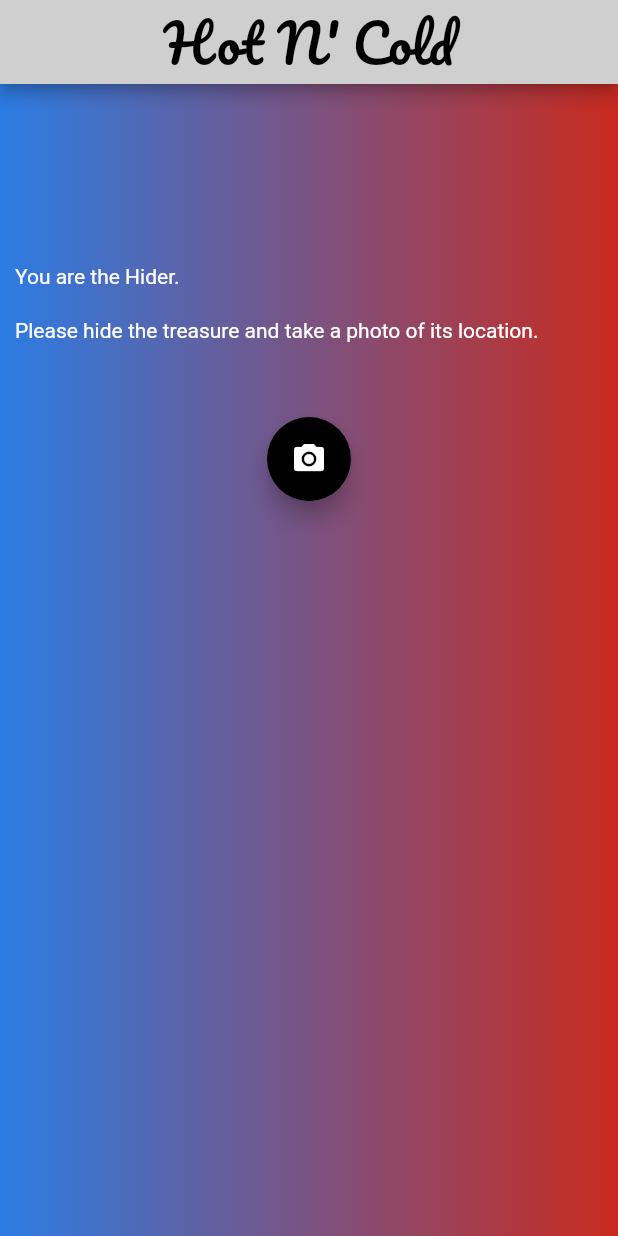
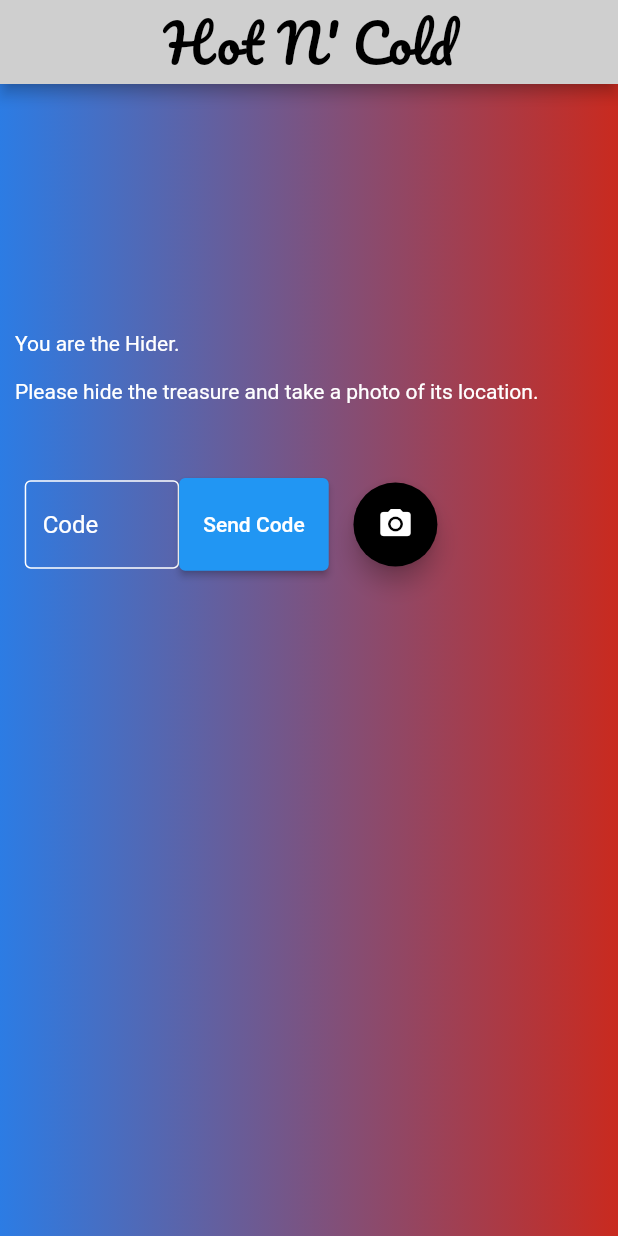
Before and after one commit to pclmatos/scmu-tp, a Flutter app: the Hider screen opened directly, on a phone screen of 412 x 824 dp. Run offline on Flutter 3.47's test engine with Material 2 defaults, Android fonts, the phone set to English and light mode, and no system bars; our stand-ins replace camera, firebase_auth, firebase_core, flutter_bluetooth_serial, geolocator, google_fonts; accounts and stored records are empty.

Commit message:
started bluetooth comms

```diff
--- a/lib/pages/game_room.dart
+++ b/lib/pages/game_room.dart
@@ -53,7 +53,7 @@ class GameRoom extends StatelessWidget {
                                     color: Colors.white,
                                     fontSize:
                                         MediaQuery.of(context).size.width *
-                                            0.05),
+                                            0.04),
                                 '${player.email}       ${player.state}'),
                           )
                       ],
--- a/lib/pages/in_game/hider.dart
+++ b/lib/pages/in_game/hider.dart
@@ -3,6 +3,7 @@
 import 'package:camera/camera.dart';
 import 'package:flutter/material.dart';
 import 'package:hotncold/pages/in_game/camera.dart';
+import 'package:hotncold/pages/tools/esp_comm.dart';
 import 'package:hotncold/pages/tools/header.dart';
 import 'package:hotncold/pages/tools/background.dart';
 
@@ -28,6 +29,9 @@ class _HiderState extends State<Hider> {
 
   @override
   Widget build(BuildContext context) {
+    TextEditingController codeController = TextEditingController();
+    String code = '';
+
     return Scaffold(
       appBar: header(context, false),
       body: Container(
@@ -36,21 +40,52 @@ class _HiderState extends State<Hider> {
           child: Column(
             crossAxisAlignment: CrossAxisAlignment.start,
             children: <Widget>[
-              const SizedBox(
-                height: 120,
+              SizedBox(
+                height: MediaQuery.of(context).size.height * 0.2,
               ),
               print('You are the Hider.'),
-              const SizedBox(
-                height: 20,
+              SizedBox(
+                height: MediaQuery.of(context).size.height * 0.02,
               ),
               print(
                   'Please hide the treasure and take a photo of its location.'),
-              const SizedBox(
-                height: 50,
+              SizedBox(
+                height: MediaQuery.of(context).size.height * 0.06,
               ),
               Row(
-                mainAxisAlignment: MainAxisAlignment.center,
+                mainAxisAlignment: MainAxisAlignment.start,
                 children: [
+                  SizedBox(
+                    width: MediaQuery.of(context).size.width * 0.04,
+                  ),
+                  SizedBox(
+                    width: MediaQuery.of(context).size.width * 0.25,
+                    child: TextFormField(
+                      controller: codeController,
+                      style: const TextStyle(color: Colors.white),
+                      decoration: const InputDecoration(
+                        hintText: "Code",
+                        hintStyle: TextStyle(color: Colors.white),
+                        focusedBorder: OutlineInputBorder(
+                            borderSide: BorderSide(color: Colors.white)),
+                        enabledBorder: OutlineInputBorder(
+                            borderSide: BorderSide(color: Colors.white)),
+                      ),
+                    ),
+                  ),
+                  SizedBox(
+                    height: MediaQuery.of(context).size.height * 0.075,
+                    child: ElevatedButton(
+                      child: const Text('Send Code'),
+                      onPressed: () {
+                        print(code);
+                        EspComm().connectToDevice(context);
+                      },
+                    ),
+                  ),
+                  SizedBox(
+                    width: MediaQuery.of(context).size.width * 0.04,
+                  ),
                   FloatingActionButton(
                       backgroundColor: Colors.black,
                       onPressed: () {
--- a/lib/pages/tools/server_comm.dart
+++ b/lib/pages/tools/server_comm.dart
@@ -47,8 +47,8 @@ class Connection {
     }, onError: (error) {
       print("Client: $error");
       //print("Attempting to reconnect to $host");
-      socket.destroy();
-      resetGameRoom(context);
+      //socket.destroy();
+      //resetGameRoom(context);
       //socket = await Socket.connect(host, port);
     }, onDone: () {
       print("Client: Server left.");
--- a/pubspec.yaml
+++ b/pubspec.yaml
@@ -24,6 +24,7 @@ dependencies:
   camera: ^0.10.5
   path_provider: ^2.0.15
   geolocator: ^8.0.1
+  flutter_bluetooth_serial: ^0.4.0
 
 dev_dependencies:
   flutter_test:
```
Also changed, not shown: lib/pages/tools/esp_comm.dart (added, +102 -0 lines), pubspec.lock, 1 other file.
